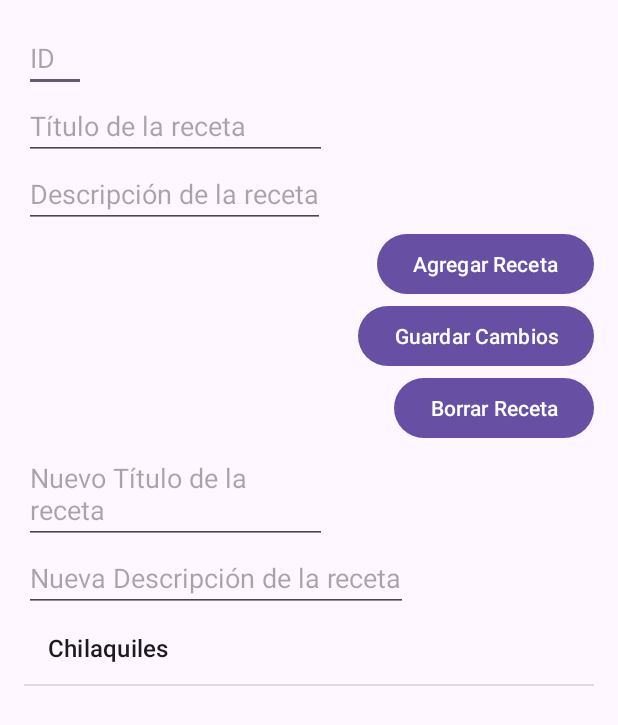
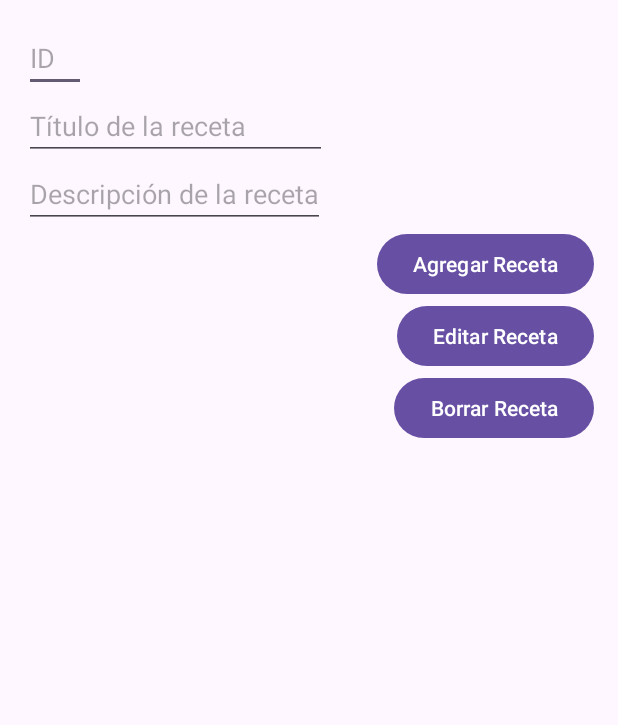
Before and after one commit to DiegoRuiz0621/Actualizacion-del-Parcial2-Porfa-no-me-repuerbe-, an Android app: the screen it shows after launch (MainActivity), after a tap on "Agregar Receta", on a phone screen of 412 x 824 dp. Shown: the top 725 px of the screen. Run offline under Robolectric (Android 15) with nearby library versions, the phone set to English and light mode, and no system bars.

Commit message:
Actualizacion del parcial dos para el profesor villeas

```diff
--- a/app/src/main/java/com/example/mainactivity/CRUDRecetas.java
+++ b/app/src/main/java/com/example/mainactivity/CRUDRecetas.java
@@ -54,4 +54,5 @@ public class CRUDRecetas extends SQLiteOpenHelper {
         SQLiteDatabase bd = this.getWritableDatabase();
         bd.delete("recetas", "id=?", new String[]{String.valueOf(id)});
     }
+
 }
--- a/app/src/main/java/com/example/mainactivity/MainActivity.java
+++ b/app/src/main/java/com/example/mainactivity/MainActivity.java
@@ -14,93 +14,107 @@ import java.util.ArrayList;
 
 public class MainActivity extends AppCompatActivity {
 
+    private CRUDRecetas CRUD;
+    private ArrayAdapter<String> Adaptador;
+    private ArrayList<String> listaRecetitas;
+    private ListView listarecetas;
+
+    private EditText IDreceta, editTextTitulo, editTextDescripcion;
+
+
+
+
     @Override
     protected void onCreate(Bundle savedInstanceState) {
         super.onCreate(savedInstanceState);
         setContentView(R.layout.activity_main);
 
-        Button btnBorrar= findViewById(R.id.btnBorrar);
-        CRUDRecetas CRUD = new CRUDRecetas(this);
-        ArrayList<String> listaRecetitas = new ArrayList<String>();
-        CRUD.insertarReceta("Chilaquiles", "rica comida casera");
+        CRUD = new CRUDRecetas(this);
+        listaRecetitas = new ArrayList<>();
+        listarecetas = findViewById(R.id.listarecetas);
 
         Button btnAgregarReceta = findViewById(R.id.btnAgregarReceta);
+        Button btnEditarReceta = findViewById(R.id.btnEditarReceta);
+        Button btnBorrar = findViewById(R.id.btnBorrar);
+
+        IDreceta = findViewById(R.id.IDreceta);
+        editTextTitulo = findViewById(R.id.editTextTitulo);
+        editTextDescripcion = findViewById(R.id.editTextDescripcion);
+
+
         btnAgregarReceta.setOnClickListener(new View.OnClickListener() {
             @Override
             public void onClick(View view) {
-                // Añadir una nueva receta a la base de datos
-                CRUD.insertarReceta("Nueva Receta", "Descripción de la nueva receta");
-
-                // Actualizar la lista de recetas mostradas
-                listaRecetitas.clear();
-                Cursor informacion = CRUD.mostrarRecetas();
-                while (informacion.moveToNext()) {
-                    String titulo = informacion.getString(1);
-                    listaRecetitas.add(titulo);
-                }
-            }
-        });
-        EditText ID = findViewById(R.id.IDREceta);
-
-        Button btnGuardarCambios = findViewById(R.id.btnEditarReceta);
-        btnGuardarCambios.setOnClickListener(new View.OnClickListener() {
-            @Override
-            public void onClick(View view) {
-                // Obtener los valores actualizados de título y descripción
-                EditText nuevotitulo= findViewById(R.id.editTextNuevoTitulo);
-                EditText vuevadescripcion= findViewById(R.id.editTextNuevaDescripcion);
-
-                String nuevoTitulotext = nuevotitulo.getText().toString();
-                String nuevaDescripciontext = vuevadescripcion.getText().toString();
-
-
-
-                // Actualizar la receta en la base de datos
-                CRUD.actualizarReceta(ID,nuevoTitulotext, nuevaDescripciontext);
-
-                // Actualizar la lista de recetas mostradas
-                listaRecetitas.clear();
-                Cursor informacion = CRUD.mostrarRecetas();
-                while (informacion.moveToNext()) {
-                    String tituloReceta = informacion.getString(1);
-                    listaRecetitas.add(tituloReceta);
+                String titulo = editTextTitulo.getText().toString();
+                String descripcion = editTextDescripcion.getText().toString();
+                if (!titulo.isEmpty() && !descripcion.isEmpty()) {
+                    CRUD.insertarReceta(titulo, descripcion);
                 }
             }
         });
 
-        EditText titulo= findViewById(R.id.editTextTitulo);
-        EditText descripcion= findViewById(R.id.editTextDescripcion);
+        btnEditarReceta.setOnClickListener(new View.OnClickListener() {
+            @Override
+            public void onClick(View view) {
+                // Obtener los valores actualizados de título y descripción
+                String IDString = IDreceta.getText().toString();
+                String titulo = editTextTitulo.getText().toString();
+                String descripcion = editTextDescripcion.getText().toString();
 
+                if (!IDString.isEmpty()) {
+                    int id = Integer.parseInt(IDString);
+                    if (!titulo.isEmpty() && !descripcion.isEmpty()) {
+                        CRUD.actualizarReceta(id, titulo, descripcion);
+                        refrescarlista();
+                        limpiarcampo();
+                    } else {
+                        Cursor c = CRUD.mostrarRecetas();
+                        while (c.moveToNext()) {
+                            if (c.getInt(0) == id) {
+                                editTextTitulo.setText(c.getString(1));
+                                editTextDescripcion.setText(c.getString(2));
+                                break;
 
+                            }
+                        }
+                    }
+                }
+            }
+        });
 
-
-        String TituloText = titulo.getText().toString();
-        String DescripcionText = descripcion.getText().toString();
-
-
-
-       // CRUD.insertarReceta(TituloText, DescripcionText);
-       // CRUD.actualizarReceta(id, TituloText, DescripcionText);
-
-        ListView listaRecetas=findViewById(R.id.listarecetas);
-        Cursor informacion=CRUD.mostrarRecetas();
-
-        while (informacion.moveToNext()){
-            String tituloText=informacion.getString(1);
-            listaRecetitas.add(tituloText);
-
-
-        }
-        ArrayAdapter<String> adaptador=new ArrayAdapter<String>(this, android.R.layout.simple_list_item_1,listaRecetitas);
-        listaRecetas.setAdapter(adaptador);
 
         btnBorrar.setOnClickListener(new View.OnClickListener() {
             @Override
             public void onClick(View view) {
-                CRUD.eliminarReceta(1);
-
+                String IDString = IDreceta.getText().toString();
+                if(!IDString.isEmpty()){
+                int id = Integer.parseInt(IDString);
+                    CRUD.eliminarReceta(id);
+                    refrescarlista();
+                    limpiarcampo();
+                }
             }
         });
+    }
+    // Método para refrescar la lista de recetas
+    private void refrescarlista() {
+        listaRecetitas.clear();
+        Cursor c = CRUD.mostrarRecetas();
+
+        while (c.moveToNext()) {
+            String tituloReceta = c.getString(1);
+            listaRecetitas.add(tituloReceta);
+        }
+        c.close();
+
+        Adaptador.notifyDataSetChanged();
+    }
+
+    // Método para limpiar los campos de entrada
+    private void limpiarcampo() {
+        IDreceta.setText("");
+        editTextTitulo.setText("");
+        editTextDescripcion.setText("");
 
 
     }
--- a/app/src/main/res/layout/activity_main.xml
+++ b/app/src/main/res/layout/activity_main.xml
@@ -16,7 +16,7 @@
         tools:layout_editor_absoluteY="-217dp">
 
         <EditText
-            android:id="@+id/IDREceta"
+            android:id="@+id/IDreceta"
             android:layout_width="41dp"
             android:layout_height="wrap_content"
             android:hint="ID" />
@@ -46,7 +46,7 @@
             android:layout_width="wrap_content"
             android:layout_height="wrap_content"
             android:layout_gravity="end"
-            android:text="Guardar Cambios" />
+            android:text="Editar Receta" />
 
         <Button
             android:id="@+id/btnBorrar"
@@ -54,18 +54,6 @@
             android:layout_height="wrap_content"
             android:layout_gravity="end"
             android:text="Borrar Receta" />
-
-        <EditText
-            android:id="@+id/editTextNuevoTitulo"
-            android:layout_width="202dp"
-            android:layout_height="wrap_content"
-            android:hint="Nuevo Título de la receta" />
-
-        <EditText
-            android:id="@+id/editTextNuevaDescripcion"
-            android:layout_width="wrap_content"
-            android:layout_height="wrap_content"
-            android:hint="Nueva Descripción de la receta" />
 
         <ListView
             android:id="@+id/listarecetas"
```
